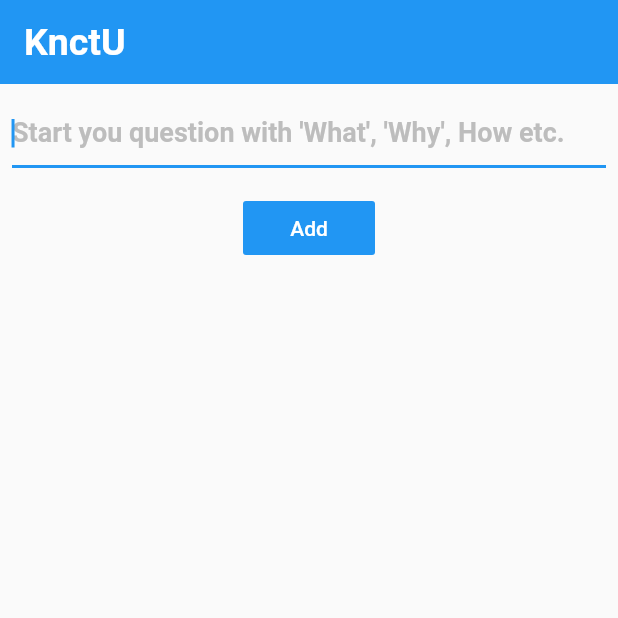
After one commit to ChHannan/knctu, a Flutter app: the AddQuestion screen opened by its route, on a phone screen of 412 x 824 dp, the top half of it. The commit adds this screen. Run offline on Flutter 3.47's test engine with Material 2 defaults, Android fonts, the phone set to English and light mode, and no system bars; our stand-ins replace carousel_slider, flutter_tags, simple_animations; generated files the repository leaves out were written again; network calls fail.

Commit message:
Updated app

```diff
--- /dev/null
+++ b/lib/Screens/add_question.dart
@@ -0,0 +1,51 @@
+import 'package:flutter/material.dart';
+
+class AddQuestion extends StatelessWidget {
+  @override
+  Widget build(BuildContext context) {
+    return Scaffold(
+      appBar: AppBar(
+        automaticallyImplyLeading: false,
+        title: Text(
+          'KnctU',
+          style: TextStyle(
+            fontWeight: FontWeight.bold,
+            fontSize: 25,
+          ),
+        ),
+        elevation: 0,
+      ),
+      body: Column(
+        children: <Widget>[
+          Padding(
+            padding: const EdgeInsets.all(8.0),
+            child: TextField(
+              autofocus: true,
+              decoration: InputDecoration(
+                hintMaxLines: 2,
+                hintText: "Start you question with 'What', 'Why', How etc.",
+                hintStyle: TextStyle(
+                    fontWeight: FontWeight.bold,
+                    color: Colors.grey[400],
+                    fontSize: 18),
+              ),
+            ),
+          ),
+          Padding(
+            padding: const EdgeInsets.all(8.0),
+            child: FlatButton(
+              color: Colors.blue,
+              child: Text(
+                'Add',
+                style: TextStyle(
+                  color: Colors.white,
+                ),
+              ),
+              onPressed: () {},
+            ),
+          )
+        ],
+      ),
+    );
+  }
+}
--- a/lib/models/message_model.dart
+++ b/lib/models/message_model.dart
@@ -11,77 +11,58 @@ Message1({
     this.time,
     this.text,
     this.unread,
-
   });
-
 }
 
 // current user
-final User currentUser = User(
-id: 0,
-name: 'Current User',
-imageUrl:'assets/images/customer-1.jpg'
-);
+final User currentUser =
+    User(id: 0, name: 'Current User', imageUrl: 'assets/images/customer-1.jpg');
 //database
 // other Users
-final User sara = User(
-  id: 1,
-  name:'Sara',
-  imageUrl:'assets/images/customer-2.jpg'
-  );
+final User sara =
+    User(id: 1, name: 'Sara', imageUrl: 'assets/images/customer-2.jpg');
 
-final User tayyab = User(
-  id: 2,
-  name:'Tayyab',
-  imageUrl: 'assets/images/customer-3.jpg'
+final User tayyab =
+    User(id: 2, name: 'Tayyab', imageUrl: 'assets/images/customer-3.jpg');
 
-);
-
-final User kenna = User(
-  id:3,
-  name: 'Kenna',
-  imageUrl: 'assets/images/customer-1.jpg'
-  );
+final User kenna =
+    User(id: 3, name: 'Kenna', imageUrl: 'assets/images/customer-1.jpg');
 
 // Fav Contacts
-List<User> favorites = [sara,tayyab,kenna,sara,tayyab,kenna];
+List<User> favorites = [sara, tayyab, kenna, sara, tayyab, kenna];
 
 // TEXT chat on home screen
 
-List<Message1> chats= [
+List<Message1> chats = [
   Message1(
-    sender:kenna,
+    sender: kenna,
     time: '5:30 PM',
     text: "I'll check into it, just give me some more information",
-    unread:false,
-
+    unread: false,
   ),
   Message1(
     sender: sara,
-    time:'4:30 PM',
+    time: '4:30 PM',
     text: "That'll be great, thankyou",
-    unread:false,
+    unread: false,
   ),
   Message1(
     sender: tayyab,
-    time:'3:00 PM',
-    text:'Where did you apply?',
+    time: '3:00 PM',
+    text: 'Where did you apply?',
     unread: true,
-
-
   ),
   Message1(
-    sender:kenna,
+    sender: kenna,
     time: '3:00 PM',
     text: "Check these links I have provided",
-    unread:false,
-
+    unread: false,
   ),
   Message1(
     sender: sara,
-    time:'2:30 PM',
+    time: '2:30 PM',
     text: 'okay',
-    unread:true,
+    unread: true,
   ),
   /*Message1(
     sender: tayyab,
@@ -93,11 +74,9 @@ List<Message1> chats= [
   )*/
 ];
 
-
 // Messages on an individual chat screen
 
 List<Message1> messages = [
-
   /* Message1(
     sender: currentUser,
     time:'4:30 PM',
@@ -105,42 +84,36 @@ List<Message1> messages = [
     unread:true,
   ),*/
   Message1(
-    sender:currentUser,
+    sender: currentUser,
     time: '4:30 PM',
     text: "That'll be great, thankyou",
-    unread:false,
-
+    unread: false,
   ),
   Message1(
     sender: sara,
-    time:'3:27 PM',
-    text:"Sure, I could give you all the information you need on NUST and could refer you to a friend of mine who could guide you better related to FAST",
+    time: '3:27 PM',
+    text:
+        "Sure, I could give you all the information you need on NUST and could"
+        " refer you to a friend of mine who could guide you better related to FAST",
     unread: false,
-
-
   ),
   Message1(
     sender: currentUser,
-    time:'3:00 PM',
-    text:'Its been alright, I was wondering if you could give me some insight on the pros and cons of CS in FAST and in NUST',
+    time: '3:00 PM',
+    text:
+        'Its been alright, I was wondering if you could give me some insight on the pros and cons of CS in FAST and in NUST',
     unread: false,
-
-
   ),
-
   Message1(
     sender: sara,
-    time:'2:00 PM',
-    text: "It's been great and yours?" ,
-    unread:false,
+    time: '2:00 PM',
+    text: "It's been great and yours?",
+    unread: false,
   ),
   Message1(
     sender: currentUser,
-    time:'2:00 PM',
-    text:'Hey!!! how has your day been?',
+    time: '2:00 PM',
+    text: 'Hey!!! how has your day been?',
     unread: false,
-
-
   )
-
 ];
--- a/lib/widgets/question/comment_modal.dart
+++ b/lib/widgets/question/comment_modal.dart
@@ -147,6 +147,7 @@ class CommentModalState extends State<CommentModal>
                     children: <Widget>[
                       Expanded(
                         child: TextField(
+                          autofocus: true,
                           textCapitalization: TextCapitalization.sentences,
                           // To capitalize the first letter
                           onChanged: (value) {},
@@ -154,7 +155,8 @@ class CommentModalState extends State<CommentModal>
                             hintText: _tabController.index == 0
                                 ? 'Write a comment...'
                                 : 'Write a reply...',
-                            )),
+                          ),
+                        ),
                       ),
                       IconButton(
                         icon: Icon(Icons.add_comment),
--- a/pubspec.yaml
+++ b/pubspec.yaml
@@ -56,7 +56,7 @@ flutter:
   fonts:
     - family: KnctUIcon
       fonts:
-        - asset: Icons/KnctUIcons.ttf
+        - asset: fonts/KnctUIcons.ttf
 
   #assets:
 
```
Also changed, not shown: lib/Screens/chatlist_screen.dart (+3 -13 lines), lib/Screens/feed_screen.dart (+39 -2 lines), lib/Screens/login_screen.dart (+4 -4 lines), lib/Screens/profile_screen.dart (+22 -66 lines), lib/Screens/question_detail_screen.dart (+14 -7 lines), lib/Screens/screen_controller.dart (+8 -2 lines), lib/Screens/walkthrough_tag_screen.dart (+26 -3 lines), lib/Utils/constants.dart (+4 -9 lines), lib/main.dart (+9 -10 lines), lib/widgets/Drawer/custom_drawer.dart (+13 -1 lines), lib/widgets/question/comment_card.dart (+5 -4 lines), fonts/KnctUIcons.ttf (renamed from Icons/KnctUIcons.ttf), lib/Icons/knct_u_icons.dart (renamed from lib/knct_u_icons.dart). Lines whose indentation alone changed are shown as unchanged.
